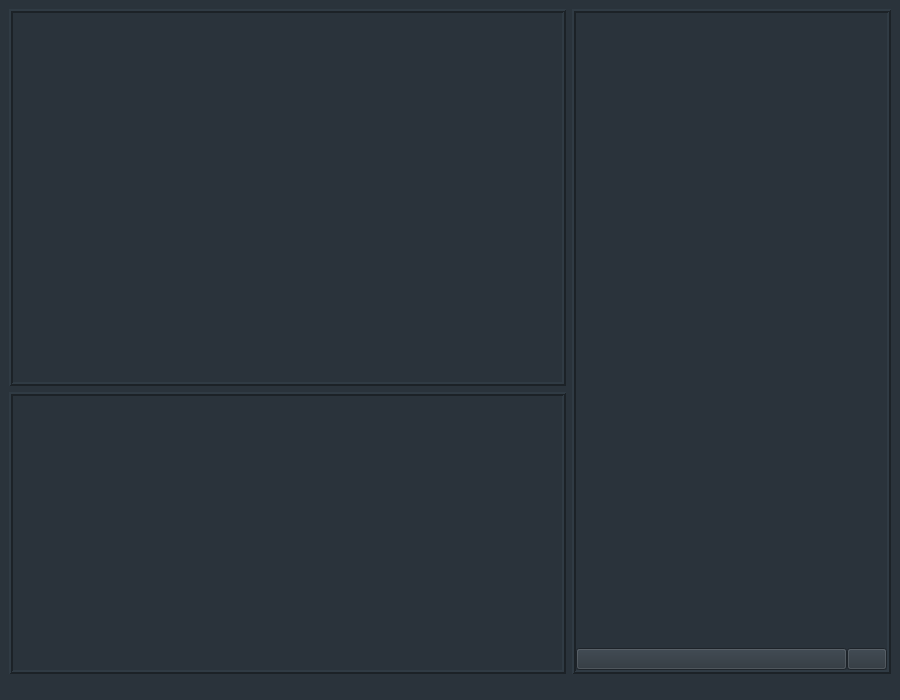
The window that l2sMainWindow.ui (rvan-der/Learn2slither) describes before a commit, drawn with Qt 5.
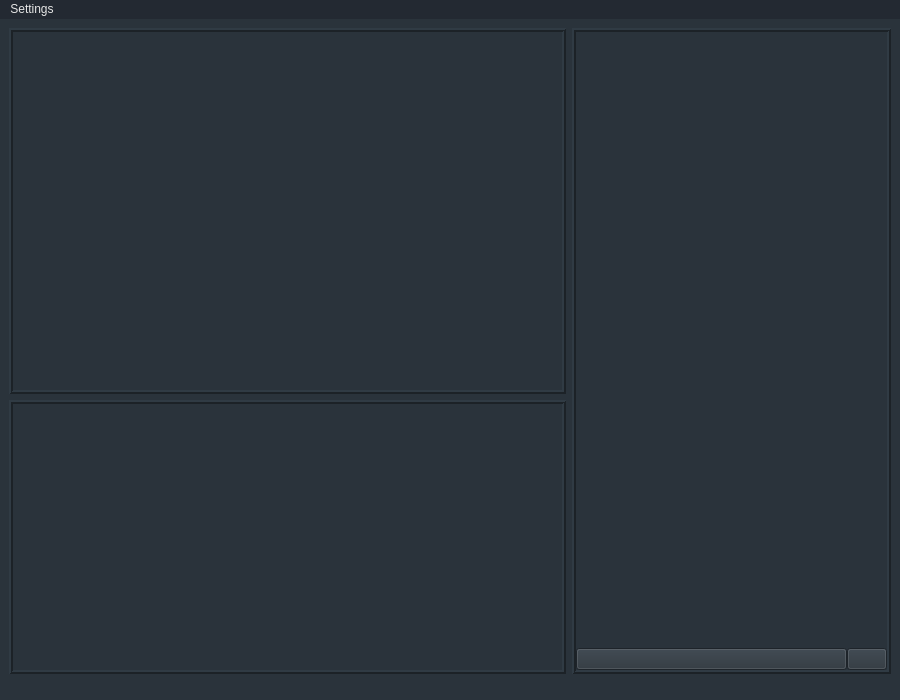
The same window after the commit. Icons and pictures are not drawn.

The edit to the form file:
```diff
--- a/l2sMainWindow.ui
+++ b/l2sMainWindow.ui
@@ -26,8 +26,7 @@
    <string notr="true">Learn 2 slither</string>
   </property>
   <property name="styleSheet">
-   <string notr="true">QWidget {background-color: rgb(42, 51, 59);
-color: rgb(230, 230, 230)}</string>
+   <string notr="true">QWidget {background-color: rgb(42, 51, 59); color: rgb(230, 230, 230)} QMenuBar {background-color: rgb(35, 41, 50)} QMenu{background-color: rgb(60, 72, 90)}</string>
   </property>
   <widget class="QWidget" name="centralwidget">
    <property name="sizePolicy">
@@ -346,6 +345,14 @@
      <height>24</height>
     </rect>
    </property>
+   <widget class="QMenu" name="menuSettings">
+    <property name="title">
+     <string>Settings</string>
+    </property>
+    <addaction name="displayOnAction"/>
+    <addaction name="printOnAction"/>
+   </widget>
+   <addaction name="menuSettings"/>
   </widget>
   <widget class="QStatusBar" name="statusbar"/>
  </widget>
```
Left out of the diff: 22 changed lines with no effect on the pictures.
